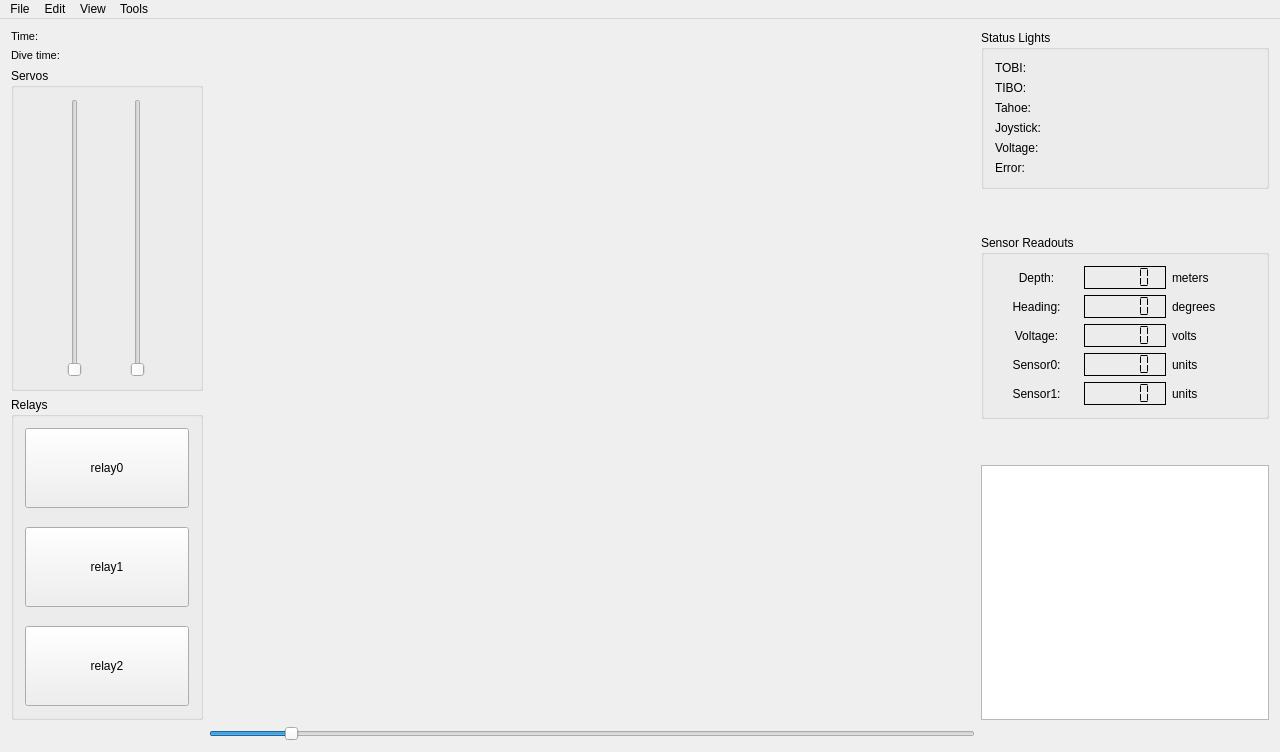
First picture: the form in Monterey/mainwindow.ui, repository rovsuite/monterey, before the edit.
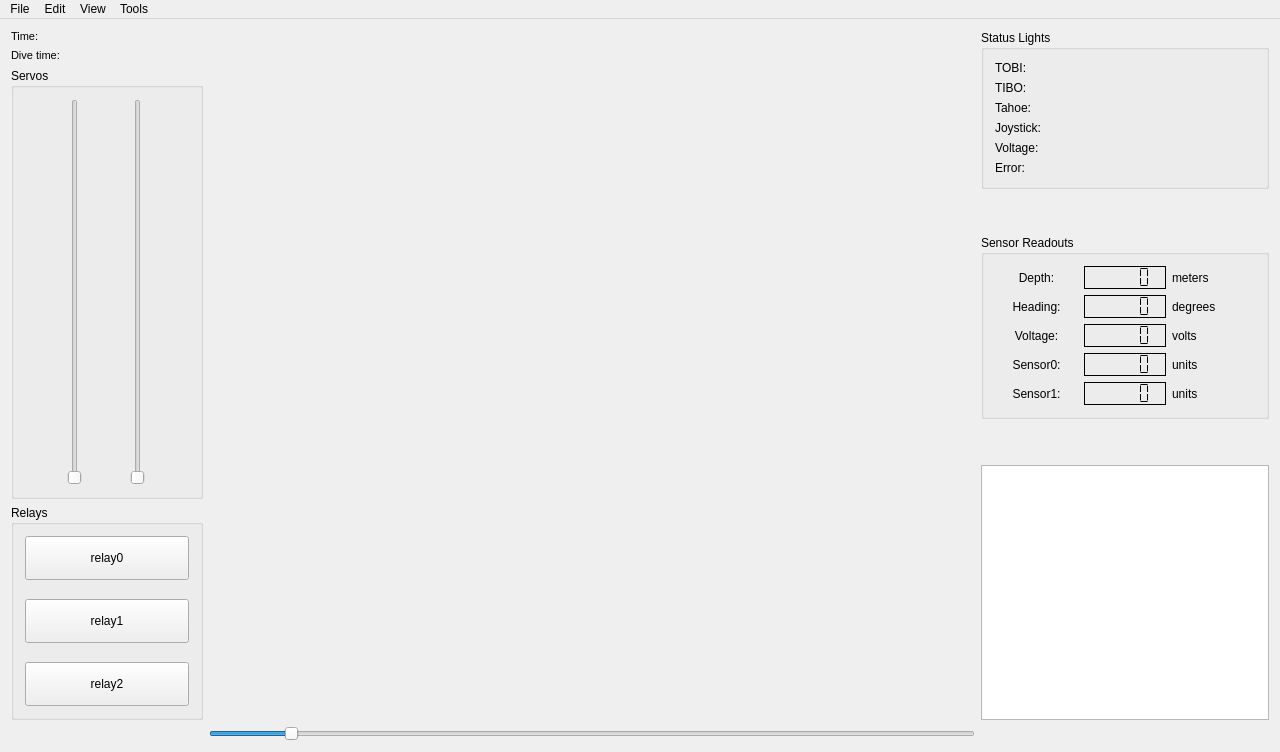
Second picture: the form after the edit. Custom widgets are drawn as their Qt base class.

Commit message: Changed size policy to better size the buttons.

The edit to the form file:
```diff
--- a/Monterey/mainwindow.ui
+++ b/Monterey/mainwindow.ui
@@ -147,6 +147,12 @@
        <layout class="QVBoxLayout" name="verticalLayout_2">
         <item>
          <widget class="QGroupBox" name="groupBox_2">
+          <property name="sizePolicy">
+           <sizepolicy hsizetype="Preferred" vsizetype="Preferred">
+            <horstretch>0</horstretch>
+            <verstretch>2</verstretch>
+           </sizepolicy>
+          </property>
           <property name="title">
            <string>Servos</string>
           </property>
@@ -188,6 +194,12 @@
         </item>
         <item>
          <widget class="QGroupBox" name="groupBox">
+          <property name="sizePolicy">
+           <sizepolicy hsizetype="Preferred" vsizetype="Preferred">
+            <horstretch>0</horstretch>
+            <verstretch>1</verstretch>
+           </sizepolicy>
+          </property>
           <property name="title">
            <string>Relays</string>
           </property>
```
